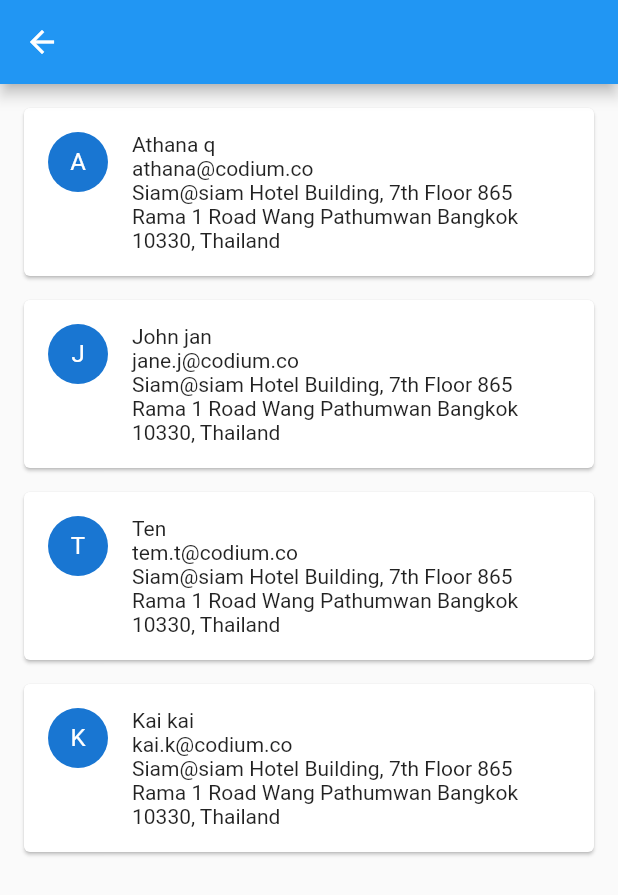
After one commit to Pimmiiiu/InterviewFlutter, a Flutter app: the screen it shows after launch, after a tap on "Tap to Person page No.7", on a phone screen of 412 x 824 dp. The commit adds this screen. Shown: the top 895 px of the screen. Run offline on Flutter 3.47's test engine with Material 2 defaults, Android fonts, the phone set to English and light mode, and no system bars; our stand-ins replace bloc, flutter_bloc; missing offline and left inert: dart:ffi.

Commit message:
add No.7
add No.7

```diff
--- /dev/null
+++ b/assets/ProfileData.json
@@ -0,0 +1,30 @@
+[
+  {
+    "name": "Athana q",
+    "email": "athana@codium.co",
+    "address":
+    "Siam@siam Hotel Building, 7th Floor 865 Rama 1 Road Wang Pathumwan Bangkok 10330, Thailand",
+    "dob": "12/08/2021"
+  },
+  {
+    "name": "John jan",
+    "email": "jane.j@codium.co",
+    "address":
+    "Siam@siam Hotel Building, 7th Floor 865 Rama 1 Road Wang Pathumwan Bangkok 10330, Thailand",
+    "dob": "12/08/2021"
+  },
+  {
+    "name": "Ten",
+    "email": "tem.t@codium.co",
+    "address":
+    "Siam@siam Hotel Building, 7th Floor 865 Rama 1 Road Wang Pathumwan Bangkok 10330, Thailand",
+    "dob": "12/08/2021"
+  },
+  {
+    "name": "Kai kai",
+    "email": "kai.k@codium.co",
+    "address":
+    "Siam@siam Hotel Building, 7th Floor 865 Rama 1 Road Wang Pathumwan Bangkok 10330, Thailand",
+    "dob": "12/08/2021"
+  }
+]
--- /dev/null
+++ b/lib/Bloc/person_bloc.dart
@@ -0,0 +1,46 @@
+import 'dart:async';
+
+import 'package:bloc/bloc.dart';
+import 'package:meta/meta.dart';
+import 'package:flutter/services.dart' show rootBundle;
+
+import '../ProfileModel.dart';
+part 'person_event.dart';
+part 'person_state.dart';
+
+class PersonBloc extends Bloc<PersonEvent, PersonState> {
+  PersonBloc() : super(PersonState.personPage());
+
+  List<ProfileModel>? profileData;
+
+  @override
+  Stream<PersonState> mapEventToState(
+    PersonEvent event,
+  ) async* {
+    if(event is GetPersonPage)
+      {
+        if(event.profileDataChange.isEmpty){
+          print('here');
+          var jsonText = await rootBundle.loadString('assets/ProfileData.json');
+           profileData = profileModelFromJson(jsonText);
+          yield PersonState.personPage(profileData : profileData);
+        }
+        else if (event.profileDataChange.isNotEmpty){
+          print('pppp');
+          yield PersonState.personPage(profileData : event.profileDataChange);
+        }
+      }
+    if(event is GetEditProfile){
+      print('GetEditProfile index : ${event.index}');
+      yield PersonState.editPage(profileSelect: event.profileData,index:event.index);
+    }
+    if(event is SetNewProfile) {
+      int index = int.parse(event.index.toString());
+      print('index : $index');
+      profileData!.removeAt(index);
+      profileData!.insert(index, event.newProfileData);
+      print('new : ${event.newProfileData.name}');
+      yield PersonState.personPage(profileData : profileData);
+      }
+  }
+}
--- /dev/null
+++ b/lib/Bloc/person_event.dart
@@ -0,0 +1,24 @@
+part of 'person_bloc.dart';
+
+@immutable
+abstract class PersonEvent {}
+
+class GetPersonPage extends PersonEvent {
+  final List<ProfileModel> profileDataChange;
+
+  GetPersonPage(this.profileDataChange);
+}
+
+class GetEditProfile extends PersonEvent {
+  final ProfileModel profileData;
+  final int index;
+
+  GetEditProfile(this.profileData, this.index);
+}
+
+class SetNewProfile extends PersonEvent {
+  final ProfileModel newProfileData;
+  final int? index;
+
+  SetNewProfile(this.newProfileData,this.index);
+}
--- /dev/null
+++ b/lib/Bloc/person_state.dart
@@ -0,0 +1,31 @@
+part of 'person_bloc.dart';
+
+enum PersonStatus {
+  //Idle state
+  initialized,
+  PersonPage,
+  EditPage
+}
+
+class PersonState {
+  const PersonState._(
+      {required this.status, this.profileData, this.profileSelect, this.index,this.newProfile});
+
+  const PersonState.initialized() : this._(status: PersonStatus.initialized);
+
+  const PersonState.personPage({List<ProfileModel>? profileData})
+      : this._(status: PersonStatus.PersonPage, profileData: profileData);
+
+  const PersonState.editPage({ProfileModel? profileSelect, int? index,List<ProfileModel>? newProfile})
+      : this._(
+            status: PersonStatus.EditPage,
+            profileSelect: profileSelect,
+            newProfile:newProfile,
+            index: index);
+
+  final PersonStatus status;
+  final List<ProfileModel>? profileData;
+  final List<ProfileModel>? newProfile;
+  final ProfileModel? profileSelect;
+  final int? index;
+}
--- /dev/null
+++ b/lib/PersonPage.dart
@@ -0,0 +1,102 @@
+import 'package:flutter/material.dart';
+import 'package:flutter_bloc/flutter_bloc.dart';
+import 'Bloc/person_bloc.dart';
+import 'ProfileModel.dart';
+
+class PersonPage extends StatefulWidget {
+  final List<ProfileModel>? listProfile;
+  const PersonPage({Key? key, this.listProfile}) : super(key: key);
+
+  @override
+  _PersonPageState createState() => _PersonPageState();
+}
+
+class _PersonPageState extends State<PersonPage> {
+  @override
+  void initState() {
+    super.initState();
+  }
+
+  @override
+  Widget build(BuildContext context) {
+    return Scaffold(
+      appBar: AppBar(),
+      body: Column(
+        children: [
+          SizedBox(
+            height: 8,
+          ),
+          ListView.builder(
+              physics: NeverScrollableScrollPhysics(),
+              shrinkWrap: true,
+              itemCount: widget.listProfile?.length ?? 0,
+              itemBuilder: (context, index) {
+                return PersonCard(
+                  name: widget.listProfile![index].name ?? '',
+                  email: widget.listProfile![index].email ?? '',
+                  address: widget.listProfile![index].address ?? '',
+                  photo: "",
+                  onTap: () async {
+                    print('profile : $index');
+                    context
+                        .read<PersonBloc>()
+                        .add(GetEditProfile(widget.listProfile![index],index));
+                  },
+                );
+              }),
+        ],
+      ),
+    );
+  }
+}
+
+class PersonCard extends StatelessWidget {
+  final String? name;
+  final String? email;
+  final String? address;
+  final Function()? onTap;
+  final String? photo;
+
+  const PersonCard(
+      {Key? key, this.name, this.email, this.address, this.onTap, this.photo})
+      : super(key: key);
+
+  @override
+  Widget build(BuildContext context) {
+    return InkWell(
+      onTap: onTap,
+      child: Card(
+        margin: EdgeInsets.symmetric(horizontal: 16, vertical: 8),
+        child: Row(
+          crossAxisAlignment: CrossAxisAlignment.start,
+          mainAxisAlignment: MainAxisAlignment.start,
+          children: [
+            Padding(
+              padding: EdgeInsets.only(left: 16, right: 8, top: 16, bottom: 16),
+              child: CircleAvatar(
+                child: (photo == "")
+                    ? Text(name!.substring(0, 1))
+                    : Image.asset(photo!),
+              ),
+            ),
+            Expanded(
+              child: Padding(
+                padding:
+                    EdgeInsets.only(left: 8, right: 16, top: 16, bottom: 16),
+                child: Column(
+                  crossAxisAlignment: CrossAxisAlignment.start,
+                  mainAxisAlignment: MainAxisAlignment.center,
+                  children: [
+                    Text(name ?? ""),
+                    Text(email ?? ""),
+                    Text(address ?? ""),
+                  ],
+                ),
+              ),
+            )
+          ],
+        ),
+      ),
+    );
+  }
+}
--- /dev/null
+++ b/lib/PersonPageMain.dart
@@ -0,0 +1,44 @@
+import 'package:flutter/material.dart';
+import 'package:flutter_bloc/flutter_bloc.dart';
+
+import 'Bloc/person_bloc.dart';
+import 'EditProfilePage.dart';
+import 'PersonPage.dart';
+import 'ProfileModel.dart';
+
+class PersonPageMain extends StatefulWidget {
+  const PersonPageMain({Key? key}) : super(key: key);
+
+  @override
+  _PersonPageMainState createState() => _PersonPageMainState();
+}
+
+class _PersonPageMainState extends State<PersonPageMain> {
+
+  void initState() {
+    context.read<PersonBloc>().add(GetPersonPage([]));
+    super.initState();
+  }
+
+  @override
+  Widget build(BuildContext context) {
+    return BlocBuilder<PersonBloc, PersonState>(builder: (context, state) {
+      switch (state.status) {
+        case PersonStatus.PersonPage:
+          return PersonPage(
+            listProfile: state.profileData,
+          );
+        case PersonStatus.EditPage:
+          return EditProfilePage(
+            profile: state.profileSelect,
+            index: state.index,
+            listProfile: state.newProfile,
+          );
+        default:
+          return PersonPage(
+            listProfile: state.profileData,
+          );
+      }
+    });
+  }
+}
--- /dev/null
+++ b/lib/ProfileModel.dart
@@ -0,0 +1,33 @@
+import 'dart:convert';
+
+List<ProfileModel> profileModelFromJson(String str) => List<ProfileModel>.from(json.decode(str).map((x) => ProfileModel.fromJson(x)));
+
+String profileModelToJson(List<ProfileModel> data) => json.encode(List<dynamic>.from(data.map((x) => x.toJson())));
+
+class ProfileModel {
+  ProfileModel({
+    this.name,
+    this.email,
+    this.address,
+    this.dob,
+  });
+
+  String? name;
+  String? email;
+  String? address;
+  String? dob;
+
+  factory ProfileModel.fromJson(Map<String, dynamic> json) => ProfileModel(
+    name: json["name"] == null ? null : json["name"],
+    email: json["email"] == null ? null : json["email"],
+    address: json["address"] == null ? null : json["address"],
+    dob: json["dob"] == null ? null : json["dob"],
+  );
+
+  Map<String, dynamic> toJson() => {
+    "name": name == null ? null : name,
+    "email": email == null ? null : email,
+    "address": address == null ? null : address,
+    "dob": dob == null ? null : dob,
+  };
+}
--- a/lib/main.dart
+++ b/lib/main.dart
@@ -2,9 +2,13 @@ import 'dart:ffi';
 import 'dart:io';
 
 import 'package:flutter/material.dart';
+import 'package:flutter_bloc/flutter_bloc.dart';
 import 'package:interview_flutter/BasicLayout.dart';
 
+import 'Bloc/person_bloc.dart';
 import 'CodiumLoginPage.dart';
+import 'PersonPage.dart';
+import 'PersonPageMain.dart';
 
 void main() {
   runApp(MyApp());
@@ -218,6 +222,17 @@ class _MyHomePageState extends State<MyHomePage> {
                         MaterialPageRoute(
                             builder: (context) => CodiumLoginPage())),
                     child: Text('Tap to Codium Login page No.6')),
+
+                /// No.7
+                ElevatedButton(
+                    onPressed: () => Navigator.push(
+                        context,
+                        MaterialPageRoute(
+                            builder: (context) => BlocProvider(
+                              create: (_) => PersonBloc(),
+                              child: PersonPageMain(),
+                            ))),
+                    child: Text('Tap to Person page No.7')),
               ],
             ),
           ),
--- a/pubspec.yaml
+++ b/pubspec.yaml
@@ -28,6 +28,7 @@ dependencies:
   # The following adds the Cupertino Icons font to your application.
   # Use with the CupertinoIcons class for iOS style icons.
   cupertino_icons: ^1.0.2
+  flutter_bloc: ^7.2.0
 
 dev_dependencies:
   flutter_test:
@@ -47,6 +48,7 @@ flutter:
   # To add assets to your application, add an assets section, like this:
   assets:
     - assets/logo/
+    - assets/ProfileData.json
 
   # An image asset can refer to one or more resolution-specific "variants", see
   # https://flutter.dev/assets-and-images/#resolution-aware.
```
Also changed, not shown: lib/EditProfilePage.dart (added, +238 -0 lines).
